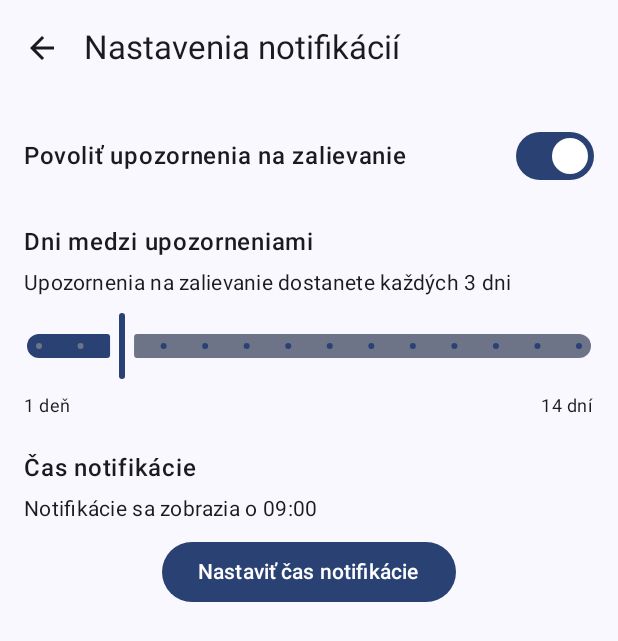
After one commit to Unlink/MyPlantApp, an Android app built with Jetpack Compose: the NotificationSettingsScreen screen opened through its navigation route, on a phone screen of 412 x 824 dp. The commit adds this screen. Shown: the top 641 px of the screen. Run offline under Robolectric (Android 15) with nearby library versions, the phone set to English and light mode, and no system bars; our stand-ins replace Room's generated code; pictures from the network do not load.

Commit message:
Add NotificationSettingsScreen and navigation from HomeScreen

```diff
--- a/app/build.gradle.kts
+++ b/app/build.gradle.kts
@@ -65,12 +65,16 @@ dependencies {
 
     // Accompanist permissions pre jednoduchšiu správu povolení v Compose
     implementation("com.google.accompanist:accompanist-permissions:0.33.2-alpha")
+    implementation(libs.androidx.datastore.core.android)
 
     // Room database
     val roomVersion = "2.7.1"
     implementation("androidx.room:room-runtime:$roomVersion")
     implementation("androidx.room:room-ktx:$roomVersion")  // Kotlin Extensions a Coroutines support pre Room
     ksp("androidx.room:room-compiler:$roomVersion") // Generátor kódu pre Room
+
+    // DataStore Preferences
+    implementation("androidx.datastore:datastore-preferences:1.0.0")
 
     testImplementation(libs.junit)
     androidTestImplementation(libs.androidx.junit)
--- /dev/null
+++ b/app/src/main/java/sk/duracik/myaiapplication/data/preferences/NotificationPreferences.kt
@@ -0,0 +1,121 @@
+package sk.duracik.myaiapplication.data.preferences
+
+import android.content.Context
+import androidx.datastore.core.DataStore
+import androidx.datastore.preferences.core.*
+import androidx.datastore.preferences.preferencesDataStore
+import kotlinx.coroutines.flow.Flow
+import kotlinx.coroutines.flow.catch
+import kotlinx.coroutines.flow.map
+import java.io.IOException
+
+// Rozšírenie kontextu pre prístup k DataStore
+val Context.dataStore: DataStore<Preferences> by preferencesDataStore(name = "notification_preferences")
+
+/**
+ * Trieda pre správu nastavení notifikácií uložených v DataStore
+ */
+class NotificationPreferencesManager(private val context: Context) {
+
+    companion object {
+        // Kľúče pre DataStore
+        private val NOTIFICATION_DAYS = intPreferencesKey("notification_days")
+        private val NOTIFICATION_HOUR = intPreferencesKey("notification_hour")
+        private val NOTIFICATION_MINUTE = intPreferencesKey("notification_minute")
+        private val NOTIFICATIONS_ENABLED = booleanPreferencesKey("notifications_enabled")
+    }
+
+    // Predvolené hodnoty
+    private val DEFAULT_NOTIFICATION_DAYS = 3
+    private val DEFAULT_NOTIFICATION_HOUR = 9
+    private val DEFAULT_NOTIFICATION_MINUTE = 0
+    private val DEFAULT_NOTIFICATIONS_ENABLED = true
+
+    /**
+     * Získanie počtu dní medzi notifikáciami
+     */
+    val notificationDaysFlow: Flow<Int> = context.dataStore.data
+        .catch { exception ->
+            if (exception is IOException) {
+                emit(emptyPreferences())
+            } else {
+                throw exception
+            }
+        }
+        .map { preferences ->
+            preferences[NOTIFICATION_DAYS] ?: DEFAULT_NOTIFICATION_DAYS
+        }
+
+    /**
+     * Získanie hodiny pre notifikácie
+     */
+    val notificationHourFlow: Flow<Int> = context.dataStore.data
+        .catch { exception ->
+            if (exception is IOException) {
+                emit(emptyPreferences())
+            } else {
+                throw exception
+            }
+        }
+        .map { preferences ->
+            preferences[NOTIFICATION_HOUR] ?: DEFAULT_NOTIFICATION_HOUR
+        }
+
+    /**
+     * Získanie minúty pre notifikácie
+     */
+    val notificationMinuteFlow: Flow<Int> = context.dataStore.data
+        .catch { exception ->
+            if (exception is IOException) {
+                emit(emptyPreferences())
+            } else {
+                throw exception
+            }
+        }
+        .map { preferences ->
+            preferences[NOTIFICATION_MINUTE] ?: DEFAULT_NOTIFICATION_MINUTE
+        }
+
+    /**
+     * Získanie stavu, či sú notifikácie povolené
+     */
+    val notificationsEnabledFlow: Flow<Boolean> = context.dataStore.data
+        .catch { exception ->
+            if (exception is IOException) {
+                emit(emptyPreferences())
+            } else {
+                throw exception
+            }
+        }
+        .map { preferences ->
+            preferences[NOTIFICATIONS_ENABLED] ?: DEFAULT_NOTIFICATIONS_ENABLED
+        }
+
+    /**
+     * Nastavenie počtu dní medzi notifikáciami
+     */
+    suspend fun setNotificationDays(days: Int) {
+        context.dataStore.edit { preferences ->
+            preferences[NOTIFICATION_DAYS] = days
+        }
+    }
+
+    /**
+     * Nastavenie času pre notifikácie (hodina, minúta)
+     */
+    suspend fun setNotificationTime(hour: Int, minute: Int) {
+        context.dataStore.edit { preferences ->
+            preferences[NOTIFICATION_HOUR] = hour
+            preferences[NOTIFICATION_MINUTE] = minute
+        }
+    }
+
+    /**
+     * Povolenie alebo zakázanie notifikácií
+     */
+    suspend fun setNotificationsEnabled(enabled: Boolean) {
+        context.dataStore.edit { preferences ->
+            preferences[NOTIFICATIONS_ENABLED] = enabled
+        }
+    }
+}
--- a/app/src/main/java/sk/duracik/myaiapplication/ui/navigation/AppNavigation.kt
+++ b/app/src/main/java/sk/duracik/myaiapplication/ui/navigation/AppNavigation.kt
@@ -11,10 +11,12 @@ import androidx.navigation.navArgument
 import sk.duracik.myaiapplication.PlantApplication
 import sk.duracik.myaiapplication.ui.screens.AddPlantScreen
 import sk.duracik.myaiapplication.ui.screens.HomeScreen
+import sk.duracik.myaiapplication.ui.screens.NotificationSettingsScreen
 import sk.duracik.myaiapplication.ui.screens.PlantDetailScreen
 import sk.duracik.myaiapplication.ui.screens.WateringHistoryScreen
 import sk.duracik.myaiapplication.viewmodel.AddPlantViewModel
 import sk.duracik.myaiapplication.viewmodel.HomeViewModel
+import sk.duracik.myaiapplication.viewmodel.NotificationSettingsViewModel
 import sk.duracik.myaiapplication.viewmodel.PlantDetailViewModel
 import sk.duracik.myaiapplication.viewmodel.WateringHistoryViewModel
 
@@ -28,6 +30,7 @@ sealed class Screen(val route: String) {
     object WateringHistory : Screen("watering_history/{plantId}") {
         fun createRoute(plantId: Int) = "watering_history/$plantId"
     }
+    object NotificationSettings : Screen("notification_settings")
 }
 
 @Composable
@@ -53,6 +56,9 @@ fun AppNavigation(navController: NavHostController) {
                 },
                 onAddPlantClick = {
                     navController.navigate(Screen.AddPlant.route)
+                },
+                onSettingsClick = {
+                    navController.navigate(Screen.NotificationSettings.route)
                 }
             )
         }
@@ -114,5 +120,16 @@ fun AppNavigation(navController: NavHostController) {
                 onNavigateBack = { navController.popBackStack() }
             )
         }
+
+        composable(Screen.NotificationSettings.route) {
+            val notificationViewModel: NotificationSettingsViewModel = viewModel(
+                factory = NotificationSettingsViewModel.Factory(context.applicationContext as PlantApplication)
+            )
+
+            NotificationSettingsScreen(
+                onNavigateBack = { navController.popBackStack() },
+                viewModel = notificationViewModel
+            )
+        }
     }
 }
--- a/app/src/main/java/sk/duracik/myaiapplication/ui/screens/HomeScreen.kt
+++ b/app/src/main/java/sk/duracik/myaiapplication/ui/screens/HomeScreen.kt
@@ -9,10 +9,12 @@ import androidx.compose.foundation.lazy.grid.LazyVerticalGrid
 import androidx.compose.foundation.lazy.grid.items
 import androidx.compose.material.icons.Icons
 import androidx.compose.material.icons.filled.Add
+import androidx.compose.material.icons.filled.Settings
 import androidx.compose.material3.AlertDialog
 import androidx.compose.material3.ExperimentalMaterial3Api
 import androidx.compose.material3.FloatingActionButton
 import androidx.compose.material3.Icon
+import androidx.compose.material3.IconButton
 import androidx.compose.material3.Scaffold
 import androidx.compose.material3.Text
 import androidx.compose.material3.TextButton
@@ -38,7 +40,8 @@ import sk.duracik.myaiapplication.viewmodel.HomeViewModel
 fun HomeScreen(
     homeViewModel: HomeViewModel = viewModel(),
     onPlantClick: (plantId: Int) -> Unit = {},
-    onAddPlantClick: () -> Unit = {}
+    onAddPlantClick: () -> Unit = {},
+    onSettingsClick: () -> Unit = {}
 ) {
     // Zbieranie stavu z ViewModelu
     val plants by homeViewModel.plants.collectAsState(emptyList())
@@ -56,7 +59,15 @@ fun HomeScreen(
                         maxLines = 1
                     )
                 },
-                colors = TopAppBarDefaults.topAppBarColors()
+                colors = TopAppBarDefaults.topAppBarColors(),
+                actions = {
+                    IconButton(onClick = onSettingsClick) {
+                        Icon(
+                            imageVector = Icons.Default.Settings,
+                            contentDescription = "Nastavenia notifikácií"
+                        )
+                    }
+                }
             )
         },
         floatingActionButton = {
--- /dev/null
+++ b/app/src/main/java/sk/duracik/myaiapplication/ui/screens/NotificationSettingsScreen.kt
@@ -0,0 +1,195 @@
+package sk.duracik.myaiapplication.ui.screens
+
+import androidx.compose.foundation.interaction.MutableInteractionSource
+import androidx.compose.foundation.layout.*
+import androidx.compose.foundation.rememberScrollState
+import androidx.compose.foundation.verticalScroll
+import androidx.compose.material.icons.Icons
+import androidx.compose.material.icons.filled.ArrowBack
+import androidx.compose.material3.*
+import androidx.compose.runtime.*
+import androidx.compose.ui.Alignment
+import androidx.compose.ui.Modifier
+import androidx.compose.ui.platform.LocalContext
+import androidx.compose.ui.text.font.FontWeight
+import androidx.compose.ui.unit.dp
+import androidx.lifecycle.viewmodel.compose.viewModel
+import kotlinx.coroutines.launch
+import sk.duracik.myaiapplication.PlantApplication
+import sk.duracik.myaiapplication.viewmodel.NotificationSettingsViewModel
+import java.time.LocalTime
+
+@OptIn(ExperimentalMaterial3Api::class)
+@Composable
+fun NotificationSettingsScreen(
+    onNavigateBack: () -> Unit,
+    viewModel: NotificationSettingsViewModel = viewModel(
+        factory = NotificationSettingsViewModel.Factory(
+            LocalContext.current.applicationContext as PlantApplication
+        )
+    )
+) {
+    val notificationDays by viewModel.notificationDays.collectAsState()
+    val notificationHour by viewModel.notificationHour.collectAsState()
+    val notificationMinute by viewModel.notificationMinute.collectAsState()
+    val notificationsEnabled by viewModel.notificationsEnabled.collectAsState()
+    val formattedTime by viewModel.formattedTime.collectAsState()
+
+    val scope = rememberCoroutineScope()
+    var showTimePicker by remember { mutableStateOf(false) }
+
+    Scaffold(
+        topBar = {
+            TopAppBar(
+                title = { Text("Nastavenia notifikácií") },
+                navigationIcon = {
+                    IconButton(onClick = onNavigateBack) {
+                        Icon(Icons.Default.ArrowBack, contentDescription = "Späť")
+                    }
+                }
+            )
+        }
+    ) { paddingValues ->
+        Column(
+            modifier = Modifier
+                .fillMaxSize()
+                .padding(paddingValues)
+                .padding(16.dp)
+                .verticalScroll(rememberScrollState()),
+            verticalArrangement = Arrangement.spacedBy(24.dp)
+        ) {
+            // Povolenie/zakázanie notifikácií
+            Row(
+                modifier = Modifier.fillMaxWidth(),
+                verticalAlignment = Alignment.CenterVertically,
+                horizontalArrangement = Arrangement.SpaceBetween
+            ) {
+                Text(
+                    text = "Povoliť upozornenia na zalievanie",
+                    style = MaterialTheme.typography.bodyLarge,
+                    fontWeight = FontWeight.Medium
+                )
+                Switch(
+                    checked = notificationsEnabled,
+                    onCheckedChange = { enabled ->
+                        viewModel.setNotificationsEnabled(enabled)
+                    }
+                )
+            }
+
+            // Nastavenie počtu dní medzi notifikáciami
+            if (notificationsEnabled) {
+                Column(
+                    modifier = Modifier.fillMaxWidth(),
+                    verticalArrangement = Arrangement.spacedBy(8.dp)
+                ) {
+                    Text(
+                        text = "Dni medzi upozorneniami",
+                        style = MaterialTheme.typography.bodyLarge,
+                        fontWeight = FontWeight.Medium
+                    )
+                    Text(
+                        text = "Upozornenia na zalievanie dostanete každých $notificationDays ${getDaysText(notificationDays)}",
+                        style = MaterialTheme.typography.bodyMedium
+                    )
+                    Slider(
+                        modifier = Modifier.fillMaxWidth(),
+                        value = notificationDays.toFloat(),
+                        onValueChange = { days ->
+                            viewModel.setNotificationDays(days.toInt())
+                        },
+                        valueRange = 1f..14f,
+                        steps = 12,
+                        thumb = { SliderDefaults.Thumb(interactionSource = remember { MutableInteractionSource() }) }
+                    )
+                    Row(
+                        modifier = Modifier.fillMaxWidth(),
+                        horizontalArrangement = Arrangement.SpaceBetween
+                    ) {
+                        Text(text = "1 deň", style = MaterialTheme.typography.bodySmall)
+                        Text(text = "14 dní", style = MaterialTheme.typography.bodySmall)
+                    }
+                }
+
+                // Nastavenie času notifikácie
+                Column(
+                    modifier = Modifier.fillMaxWidth(),
+                    verticalArrangement = Arrangement.spacedBy(8.dp)
+                ) {
+                    Text(
+                        text = "Čas notifikácie",
+                        style = MaterialTheme.typography.bodyLarge,
+                        fontWeight = FontWeight.Medium
+                    )
+                    Text(
+                        text = "Notifikácie sa zobrazia o $formattedTime",
+                        style = MaterialTheme.typography.bodyMedium
+                    )
+
+                    Button(
+                        onClick = { showTimePicker = true },
+                        modifier = Modifier.align(Alignment.CenterHorizontally)
+                    ) {
+                        Text("Nastaviť čas notifikácie")
+                    }
+                }
+            }
+        }
+    }
+
+    // Time Picker dialóg
+    if (showTimePicker) {
+        val timePickerState = rememberTimePickerState(
+            initialHour = notificationHour,
+            initialMinute = notificationMinute
+        )
+
+        TimePickerDialog(
+            onDismissRequest = { showTimePicker = false },
+            onConfirm = {
+                scope.launch {
+                    viewModel.setNotificationTime(
+                        timePickerState.hour,
+                        timePickerState.minute
+                    )
+                    showTimePicker = false
+                }
+            },
+            timePickerState = timePickerState
+        )
+    }
+}
+
+@OptIn(ExperimentalMaterial3Api::class)
+@Composable
+private fun TimePickerDialog(
+    onDismissRequest: () -> Unit,
+    onConfirm: () -> Unit,
+    timePickerState: TimePickerState
+) {
+    AlertDialog(
+        onDismissRequest = onDismissRequest,
+        title = { Text("Vyberte čas notifikácie") },
+        text = {
+            TimePicker(state = timePickerState)
+        },
+        confirmButton = {
+            TextButton(onClick = onConfirm) {
+                Text("OK")
+            }
+        },
+        dismissButton = {
+            TextButton(onClick = onDismissRequest) {
+                Text("Zrušiť")
+            }
+        }
+    )
+}
+
+private fun getDaysText(days: Int): String {
+    return when {
+        days == 1 -> "deň"
+        days in 2..4 -> "dni"
+        else -> "dní"
+    }
+}
--- /dev/null
+++ b/app/src/main/java/sk/duracik/myaiapplication/viewmodel/NotificationSettingsViewModel.kt
@@ -0,0 +1,133 @@
+package sk.duracik.myaiapplication.viewmodel
+
+import android.app.Application
+import androidx.lifecycle.AndroidViewModel
+import androidx.lifecycle.ViewModel
+import androidx.lifecycle.ViewModelProvider
+import androidx.lifecycle.viewModelScope
+import kotlinx.coroutines.flow.MutableStateFlow
+import kotlinx.coroutines.flow.StateFlow
+import kotlinx.coroutines.flow.combine
+import kotlinx.coroutines.launch
+import sk.duracik.myaiapplication.data.preferences.NotificationPreferencesManager
+import sk.duracik.myaiapplication.PlantApplication
+
+/**
+ * ViewModel pre obrazovku nastavení notifikácií
+ */
+class NotificationSettingsViewModel(application: Application) : AndroidViewModel(application) {
+
+    private val preferencesManager = NotificationPreferencesManager(application)
+
+    // Stav počtu dní medzi notifikáciami
+    private val _notificationDays = MutableStateFlow(3)
+    val notificationDays: StateFlow<Int> = _notificationDays
+
+    // Stav hodiny pre notifikácie
+    private val _notificationHour = MutableStateFlow(9)
+    val notificationHour: StateFlow<Int> = _notificationHour
+
+    // Stav minúty pre notifikácie
+    private val _notificationMinute = MutableStateFlow(0)
+    val notificationMinute: StateFlow<Int> = _notificationMinute
+
+    // Stav, či sú notifikácie povolené
+    private val _notificationsEnabled = MutableStateFlow(true)
+    val notificationsEnabled: StateFlow<Boolean> = _notificationsEnabled
+
+    // Formátovaný čas pre UI
+    private val _formattedTime = MutableStateFlow("09:00")
+    val formattedTime: StateFlow<String> = _formattedTime
+
+    init {
+        loadPreferences()
+        // Aktualizácia formátovaného času pri zmene hodiny alebo minúty
+        viewModelScope.launch {
+            combine(
+                _notificationHour,
+                _notificationMinute
+            ) { hour, minute ->
+                formatTime(hour, minute)
+            }.collect { formattedTime ->
+                _formattedTime.value = formattedTime
+            }
+        }
+    }
+
+    /**
+     * Načítanie uložených preferencií z DataStore
+     */
+    private fun loadPreferences() {
+        viewModelScope.launch {
+            preferencesManager.notificationDaysFlow.collect { days ->
+                _notificationDays.value = days
+            }
+        }
+        viewModelScope.launch {
+            preferencesManager.notificationHourFlow.collect { hour ->
+                _notificationHour.value = hour
+            }
+        }
+        viewModelScope.launch {
+            preferencesManager.notificationMinuteFlow.collect { minute ->
+                _notificationMinute.value = minute
+            }
+        }
+        viewModelScope.launch {
+            preferencesManager.notificationsEnabledFlow.collect { enabled ->
+                _notificationsEnabled.value = enabled
+            }
+        }
+    }
+
+    /**
+     * Nastavenie počtu dní medzi notifikáciami
+     */
+    fun setNotificationDays(days: Int) {
+        viewModelScope.launch {
+            _notificationDays.value = days
+            preferencesManager.setNotificationDays(days)
+        }
+    }
+
+    /**
+     * Nastavenie času pre notifikácie (hodina, minúta)
+     */
+    fun setNotificationTime(hour: Int, minute: Int) {
+        viewModelScope.launch {
+            _notificationHour.value = hour
+            _notificationMinute.value = minute
+            preferencesManager.setNotificationTime(hour, minute)
+        }
+    }
+
+    /**
+     * Povolenie alebo zakázanie notifikácií
+     */
+    fun setNotificationsEnabled(enabled: Boolean) {
+        viewModelScope.launch {
+            _notificationsEnabled.value = enabled
+            preferencesManager.setNotificationsEnabled(enabled)
+        }
+    }
+
+    /**
+     * Formátovanie času pre zobrazenie v UI (napr. "09:05")
+     */
+    private fun formatTime(hour: Int, minute: Int): String {
+        return String.format("%02d:%02d", hour, minute)
+    }
+
+    /**
+     * Factory pre vytvorenie ViewModel s parametrami
+     */
+    class Factory(private val application: Application) : ViewModelProvider.Factory {
+        @Suppress("UNCHECKED_CAST")
+        override fun <T : ViewModel> create(modelClass: Class<T>): T {
+            if (modelClass.isAssignableFrom(NotificationSettingsViewModel::class.java)) {
+                return NotificationSettingsViewModel(application) as T
+            }
+            throw IllegalArgumentException("Unknown ViewModel class")
+        }
+    }
+}
--- a/gradle/libs.versions.toml
+++ b/gradle/libs.versions.toml
@@ -9,6 +9,7 @@ lifecycleRuntimeKtx = "2.9.0"
 activityCompose = "1.10.1"
 composeBom = "2024.09.00"
 navigationRuntimeAndroid = "2.9.0"
+datastoreCoreAndroid = "1.1.7"
 
 [libraries]
 androidx-core-ktx = { group = "androidx.core", name = "core-ktx", version.ref = "coreKtx" }
@@ -26,6 +27,7 @@ androidx-ui-test-manifest = { group = "androidx.compose.ui", name = "ui-test-man
 androidx-ui-test-junit4 = { group = "androidx.compose.ui", name = "ui-test-junit4" }
 androidx-material3 = { group = "androidx.compose.material3", name = "material3" }
 androidx-navigation-runtime-android = { group = "androidx.navigation", name = "navigation-runtime-android", version.ref = "navigationRuntimeAndroid" }
+androidx-datastore-core-android = { group = "androidx.datastore", name = "datastore-core-android", version.ref = "datastoreCoreAndroid" }
 
 [plugins]
 android-application = { id = "com.android.application", version.ref = "agp" }
```
